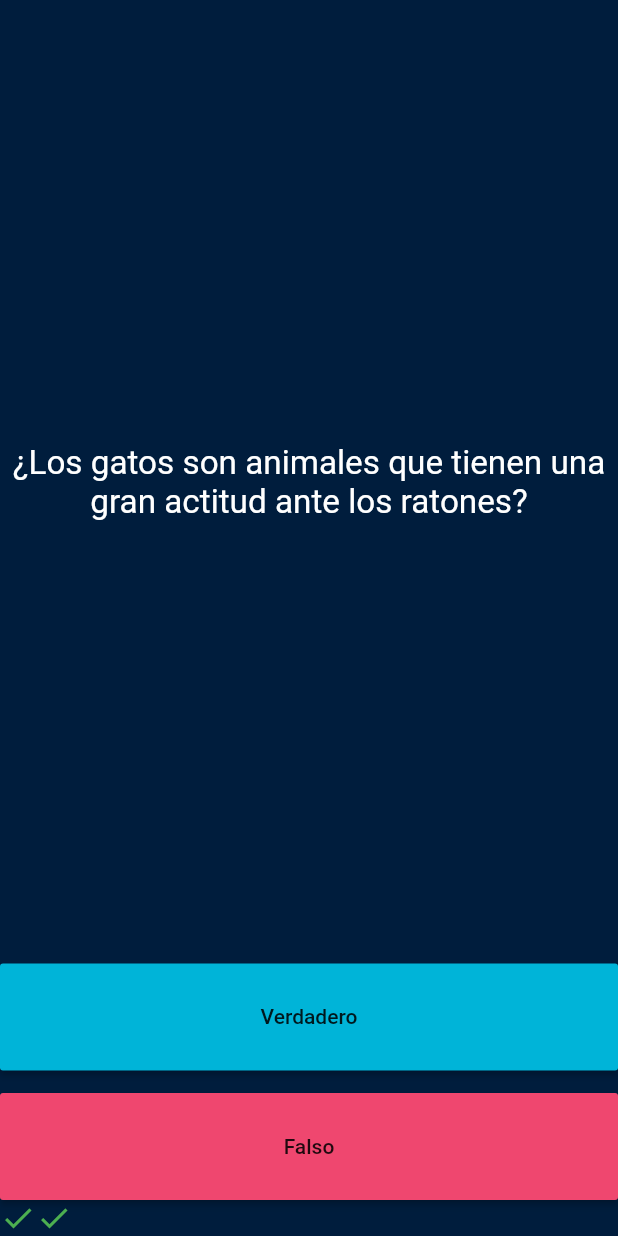
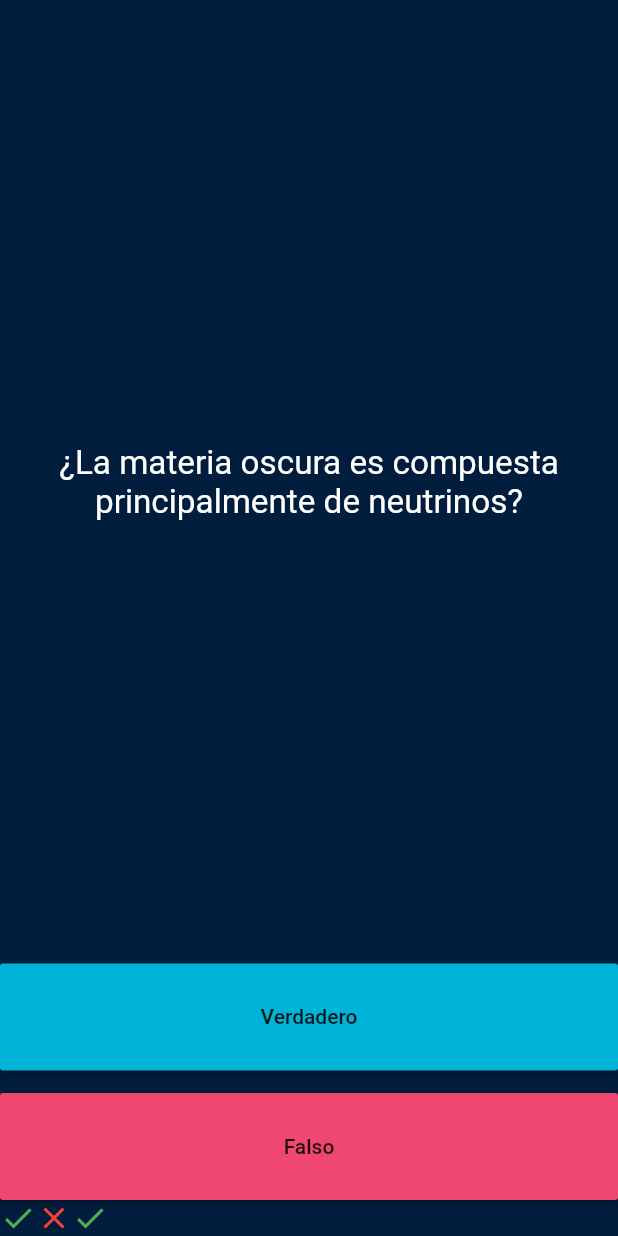
Before and after one commit to YerikAH/quizz-app, a Flutter app: the screen it shows after launch, after a tap on "Verdadero", after a tap on "Falso", on a phone screen of 412 x 824 dp. Run offline on Flutter 3.47's test engine with Material 2 defaults, Android fonts, the phone set to English and light mode, and no system bars.

```diff
--- a/lib/class/quizz_brain.dart
+++ b/lib/class/quizz_brain.dart
@@ -13,10 +13,14 @@ class QuizBrain {
     Question(questionText: "¿La luz es una onda mecánica?",questionAnswer:false),
     Question(questionText: "¿La física cuántica es solo relevante a nivel subatómico?",questionAnswer:false),
   ];
-  String getQuestionText(int position){
-    return _question[position].questionText;
+  int questionNumber = 0;
+  String getQuestionText(){
+    return _question[questionNumber].questionText;
   }
-  bool getQuestionAnswer(int position){
-    return _question[position].questionAnswer;
+  bool getQuestionAnswer(){
+    return _question[questionNumber].questionAnswer;
+  }
+  void nextQuestion(){
+    questionNumber++;
   }
 }
--- a/lib/home_page.dart
+++ b/lib/home_page.dart
@@ -1,4 +1,6 @@
 import 'package:flutter/material.dart';
+import 'package:quizz/class/quizz_brain.dart';
+
 
 class HomePage  extends StatefulWidget {
   HomePage ({Key? key}) : super(key: key);
@@ -10,6 +12,7 @@ class _HomePageState extends State<HomePage> {
   List<Widget> scoreKeep =  [
     Icon(Icons.check, color: Colors.green,),
   ];
+  QuizBrain user = QuizBrain();
 
   @override
   Widget build(BuildContext context) {
@@ -20,15 +23,15 @@ class _HomePageState extends State<HomePage> {
         crossAxisAlignment: CrossAxisAlignment.stretch,
         children:  [
 
-          const Expanded(
+          Expanded(
             flex: 9,
             child: Center(
               child: Padding(
-                padding: EdgeInsets.all(8.0),
+                padding: const EdgeInsets.all(8.0),
                 child: Text(
-                  "¿Los gatos son animales que tienen una gran actitud ante los ratones?",
+                  user.getQuestionText(),
                   textAlign: TextAlign.center,
-                  style: TextStyle(fontSize: 22.2, color: Colors.white),
+                  style: const TextStyle(fontSize: 22.2, color: Colors.white),
 
                 ),
               )
@@ -38,11 +41,18 @@ class _HomePageState extends State<HomePage> {
             child: MaterialButton(
               onPressed: (){
                 setState(() {
-                  scoreKeep.add(
-                    Icon(Icons.check, color: Colors.green,),
-                  );
-
+                  bool resultCorrect = user.getQuestionAnswer();
+                  if(resultCorrect == true){
+                    scoreKeep.add(
+                      const Icon(Icons.check, color: Colors.green,),
+                    );
+                  }else{
+                    scoreKeep.add(
+                      const Icon(Icons.close, color: Colors.red,),
+                    );
+                  }
                 });
+                user.nextQuestion();
               },
               color: const Color(0xff00b4d8),
               child: const Text("Verdadero"),
@@ -52,7 +62,21 @@ class _HomePageState extends State<HomePage> {
           const SizedBox(height: 15.0,),
           Expanded(
             child: MaterialButton(
-              onPressed: (){},
+              onPressed: (){
+                setState(() {
+                  bool resultCorrect = user.getQuestionAnswer();
+                  if(resultCorrect == false){
+                    scoreKeep.add(
+                      const Icon(Icons.check, color: Colors.green,),
+                    );
+                  }else{
+                    scoreKeep.add(
+                      const Icon(Icons.close, color: Colors.red,),
+                    );
+                  }
+                });
+                user.nextQuestion();
+              },
               color:const Color(0xffef476f),
               child:  const Text("Falso"),
             )
```
